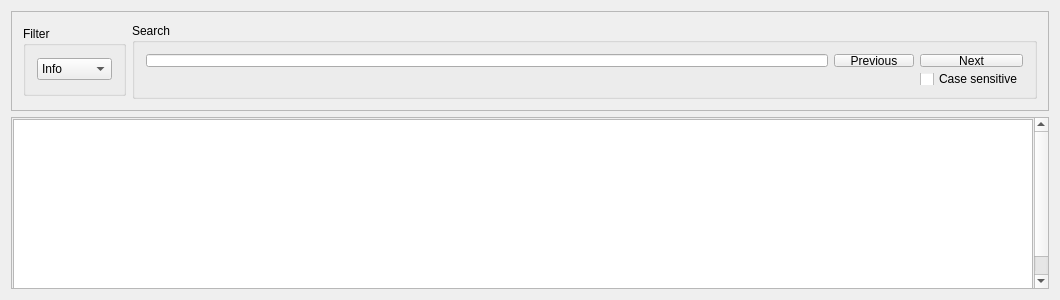
Before: the Qt Designer form branches/eso50cm-gui/ESO50CM/Console/logpanel.ui in tzuchiangshen/eso50cm, drawn with Qt 5.
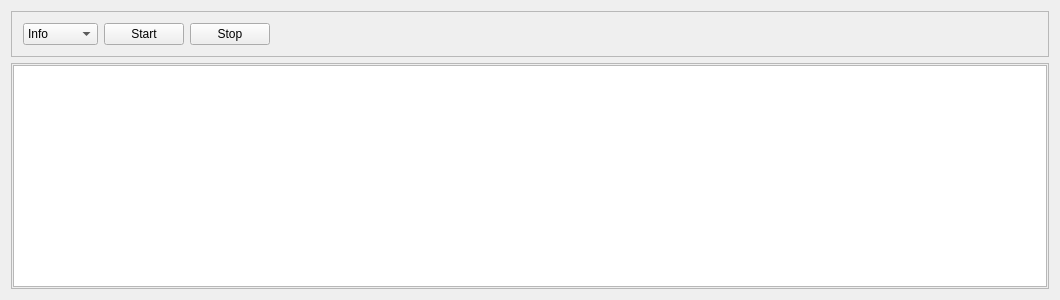
After: the same form once the commit is applied.

```diff
--- a/branches/eso50cm-gui/ESO50CM/Console/logpanel.ui
+++ b/branches/eso50cm-gui/ESO50CM/Console/logpanel.ui
@@ -30,18 +30,6 @@
      </property>
      <layout class="QHBoxLayout" name="horizontalLayout">
       <item>
-       <widget class="QGroupBox" name="gbFilter">
-        <property name="maximumSize">
-         <size>
-          <width>16777215</width>
-          <height>70</height>
-         </size>
-        </property>
-        <property name="title">
-         <string>Filter</string>
-        </property>
-        <layout class="QHBoxLayout" name="horizontalLayout_2">
-         <item>
           <widget class="QComboBox" name="cbFilter">
            <property name="currentIndex">
             <number>2</number>
@@ -83,48 +71,53 @@
            </item>
           </widget>
          </item>
-        </layout>
-       </widget>
-      </item>
       <item>
-       <widget class="QGroupBox" name="gbSearch">
-        <property name="title">
-         <string>Search</string>
+       <widget class="QPushButton" name="btStartLogging">
+        <property name="acceptDrops">
+         <bool>false</bool>
         </property>
-        <layout class="QGridLayout" name="gridLayout">
-         <item row="0" column="1">
-          <widget class="QLineEdit" name="leSearch"/>
-         </item>
-         <item row="0" column="3">
-          <widget class="QPushButton" name="bNext">
            <property name="text">
-            <string>Next</string>
-           </property>
-          </widget>
-         </item>
-         <item row="1" column="3">
-          <widget class="QCheckBox" name="cbCase">
-           <property name="text">
-            <string>Case sensitive</string>
-           </property>
-          </widget>
-         </item>
-         <item row="0" column="2">
-          <widget class="QPushButton" name="bPrevious">
-           <property name="text">
-            <string>Previous</string>
-           </property>
-          </widget>
-         </item>
-         <item row="1" column="1">
-          <widget class="QLabel" name="lStatus">
+         <string>Start</string>
+        </property>
+        <property name="checkable">
+         <bool>false</bool>
+        </property>
+        <property name="checked">
+         <bool>false</bool>
+        </property>
+        <property name="autoRepeat">
+         <bool>false</bool>
+        </property>
+        <property name="autoExclusive">
+         <bool>false</bool>
+        </property>
+        <property name="default">
+         <bool>false</bool>
+        </property>
+        <property name="flat">
+         <bool>false</bool>
+        </property>
+       </widget>
+      </item>
+      <item>
+       <widget class="QPushButton" name="btStopLogging">
            <property name="text">
-            <string/>
+         <string>Stop</string>
            </property>
           </widget>
          </item>
-        </layout>
-       </widget>
+      <item>
+       <spacer name="horizontalSpacer">
+        <property name="orientation">
+         <enum>Qt::Horizontal</enum>
+        </property>
+        <property name="sizeHint" stdset="0">
+         <size>
+          <width>40</width>
+          <height>20</height>
+         </size>
+        </property>
+       </spacer>
       </item>
      </layout>
     </widget>
@@ -139,8 +132,8 @@
        <rect>
         <x>0</x>
         <y>0</y>
-        <width>1023</width>
-        <height>194</height>
+        <width>1038</width>
+        <height>224</height>
        </rect>
       </property>
       <property name="sizePolicy">
```
Lines whose indentation alone changed are shown as unchanged.
